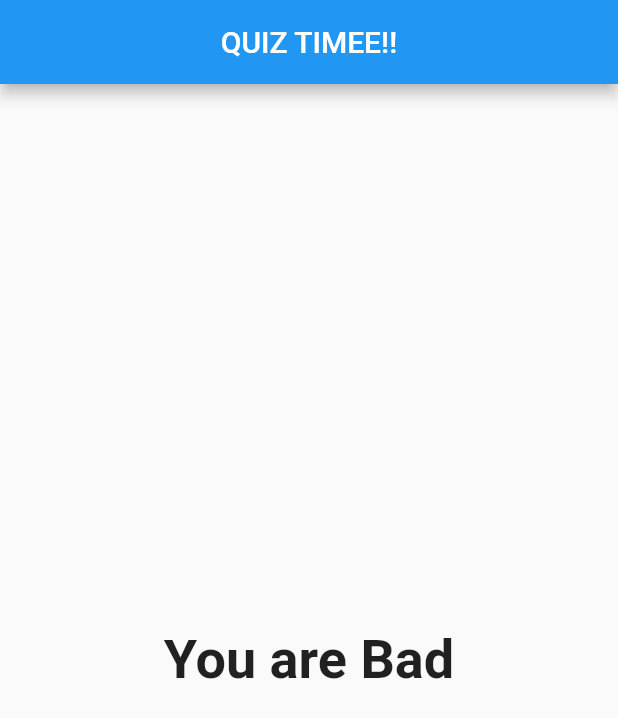
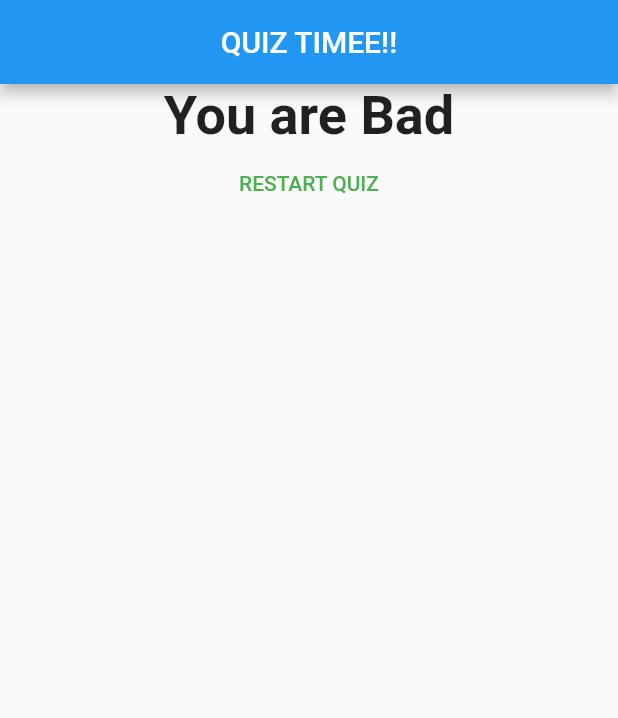
Before and after one commit to harleenkaurchadha/quiz_app, a Flutter app: the screen it shows after launch, after a tap on "Pink", after a tap on "Rabbit", after a tap on "Dubai", on a phone screen of 412 x 824 dp. Shown: the top 718 px of the screen. Run offline on Flutter 3.47's test engine with Material 2 defaults, Android fonts, the phone set to English and light mode, and no system bars.

Commit message:
quiz app with restart button

```diff
--- a/lib/Result.dart
+++ b/lib/Result.dart
@@ -2,8 +2,9 @@ import 'package:flutter/material.dart';
 
 class Result extends StatelessWidget{
 final int resultScore;
+final Function resetHandler;
 
-Result(this.resultScore);
+Result(this.resultScore,this.resetHandler);
 
  String get resultPhrase{           //getter
    String resultText;
@@ -11,7 +12,7 @@ Result(this.resultScore);
    if(resultScore <=8){
   resultText='You are awsome and innocent';
 }
- else if(resultScore <=12){
+ else if(resultScore <=15){
    resultText='pretty Likeable';
  }
  else if(resultScore <=24){
@@ -23,9 +24,16 @@ Result(this.resultScore);
   @override
   Widget build(BuildContext context){
 
-     return Center(child: Text(resultPhrase,
+     return Column(children: [
+       Center(child: Text(resultPhrase,
          style: TextStyle(fontSize: 36, fontWeight: FontWeight.bold),
      ),
+     ),
+     FlatButton(child: Text('RESTART QUIZ'),
+         onPressed: resetHandler,
+         textColor: Colors.green
+     ),
+     ],
      );
   }
 
--- a/lib/main.dart
+++ b/lib/main.dart
@@ -27,6 +27,13 @@ class _MyAppState extends State<MyApp> {  //state class contains widget's mutabl
     });
 //    print(questionIndex);
   }
+  void _resetQuiz(){
+    setState(() {
+      _questionIndex=0;
+      _totalScore=0;
+    });
+
+  }
   @override
   Widget build(BuildContext context) {
     //build is called by flutter when we try to draw something on screen
@@ -53,7 +60,7 @@ class _MyAppState extends State<MyApp> {  //state class contains widget's mutabl
       ),
       body: _questionIndex < _questions.length ?
           Quiz(answerQuestion: _answerQuestion,questions: _questions,questionIndex:_questionIndex) :      //named arguments
-          Result(_totalScore),
+          Result(_totalScore,_resetQuiz),
     ),
 
         );
```
